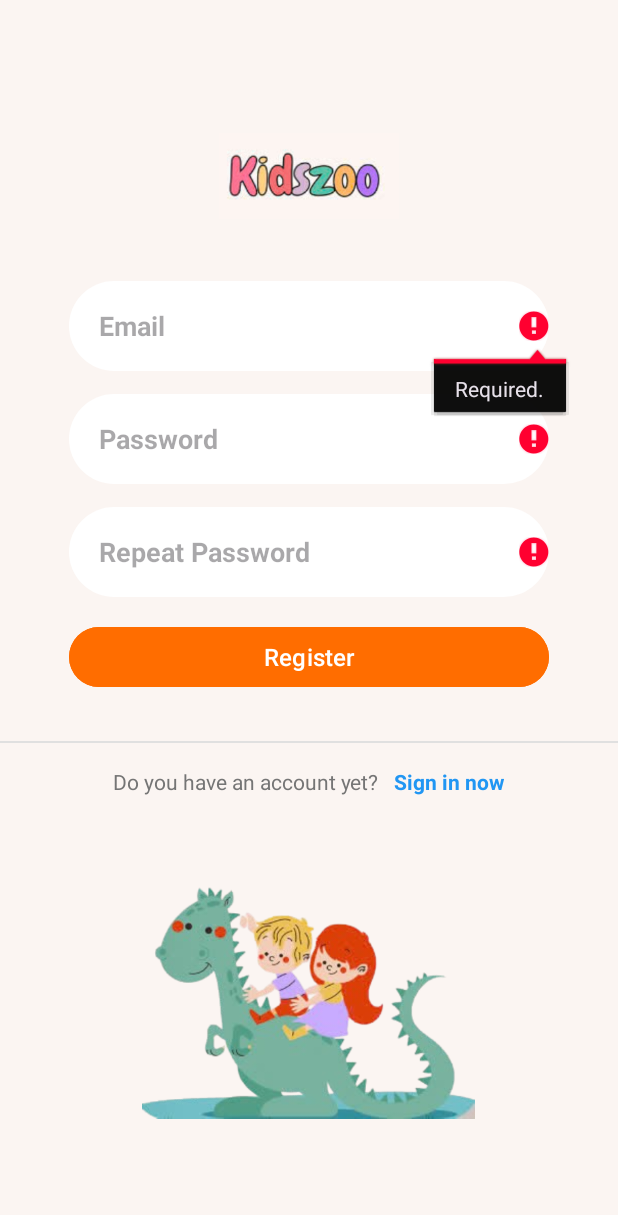
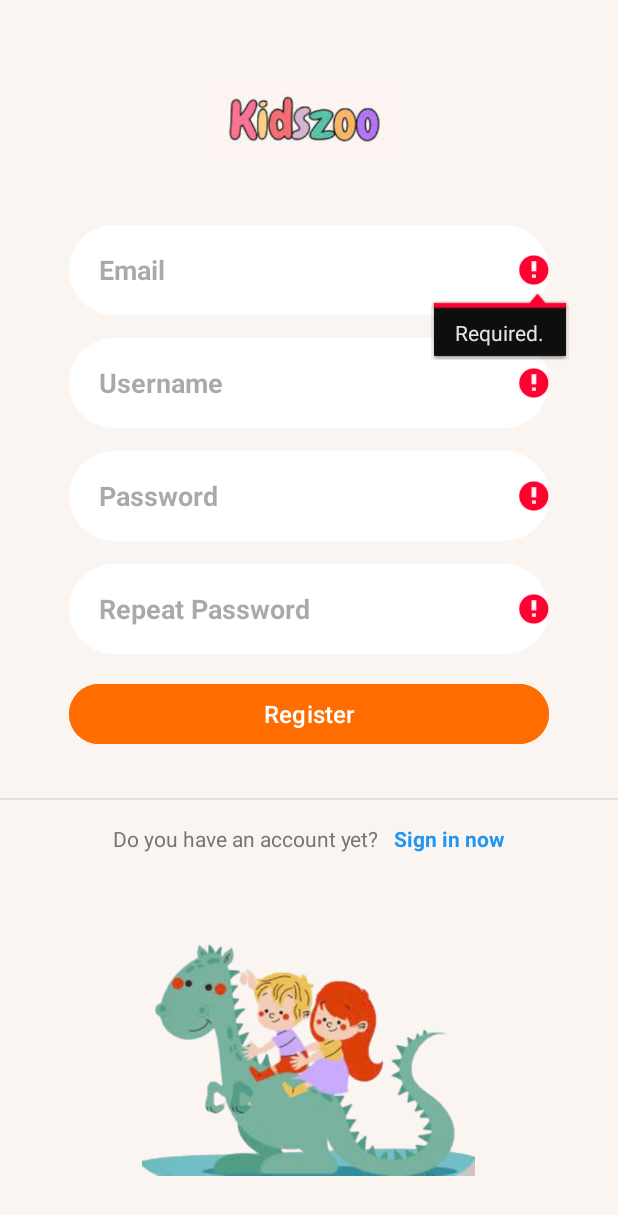
Before and after one commit to tienanhdev1401/KidApp, an Android app: the RegisterActivity screen opened directly, with no data from a screen before it, after a tap on "Register", on a phone screen of 412 x 824 dp. Shown: the top 1215 px of the screen. Run offline under Robolectric (Android 15) with nearby library versions, the light colour scheme and no system bars; our stand-ins replace Firebase (no records; nobody signed in at launch, a user with empty details on screens opened directly).

Commit message:
fix register

```diff
--- a/app/src/main/java/com/example/kidapp/Activity/RegisterActivity.java
+++ b/app/src/main/java/com/example/kidapp/Activity/RegisterActivity.java
@@ -28,7 +28,7 @@ public class RegisterActivity extends AppCompatActivity {
 
     private FirebaseAuth mAuth;
     private FirebaseFirestore db;
-    private EditText usernameInput, passwordInput, repeatPasswordInput;
+    private EditText usernameInput, displayNameInput, passwordInput, repeatPasswordInput;
     private Button registerButton;
     private TextView signInLink;
 
@@ -51,6 +51,7 @@ public class RegisterActivity extends AppCompatActivity {
 
         // Initialize UI elements
         usernameInput = findViewById(R.id.usernameInput);
+        displayNameInput = findViewById(R.id.displayNameInput);  // Added username field
         passwordInput = findViewById(R.id.passwordInput);
         repeatPasswordInput = findViewById(R.id.repeatPasswordInput);
         registerButton = findViewById(R.id.btnLogin); // Using the same ID from your layout
@@ -60,13 +61,14 @@ public class RegisterActivity extends AppCompatActivity {
         registerButton.setOnClickListener(new View.OnClickListener() {
             @Override
             public void onClick(View v) {
-                String username = usernameInput.getText().toString().trim();
+                String email = usernameInput.getText().toString().trim();
+                String username = displayNameInput.getText().toString().trim();  // Get the username
                 String password = passwordInput.getText().toString().trim();
                 String repeatPassword = repeatPasswordInput.getText().toString().trim();
 
-                if (validateForm(username, password, repeatPassword)) {
-                    // Assuming username is email for Firebase Auth
-                    registerUser(username, password);
+                if (validateForm(email, username, password, repeatPassword)) {
+                    // Register with email and password for Firebase Auth
+                    registerUser(email, username, password);
                 }
             }
         });
@@ -83,14 +85,21 @@ public class RegisterActivity extends AppCompatActivity {
         });
     }
 
-    private boolean validateForm(String username, String password, String repeatPassword) {
+    private boolean validateForm(String email, String username, String password, String repeatPassword) {
         boolean valid = true;
 
-        if (TextUtils.isEmpty(username)) {
+        if (TextUtils.isEmpty(email)) {
             usernameInput.setError("Required.");
             valid = false;
         } else {
             usernameInput.setError(null);
+        }
+
+        if (TextUtils.isEmpty(username)) {
+            displayNameInput.setError("Username is required.");
+            valid = false;
+        } else {
+            displayNameInput.setError(null);
         }
 
         if (TextUtils.isEmpty(password)) {
@@ -113,7 +122,7 @@ public class RegisterActivity extends AppCompatActivity {
         return valid;
     }
 
-    private void registerUser(String email, String password) {
+    private void registerUser(String email, String username, String password) {
         // Show progress indicator if needed
 
         mAuth.createUserWithEmailAndPassword(email, password)
@@ -123,8 +132,8 @@ public class RegisterActivity extends AppCompatActivity {
                         Log.d("RegisterActivity", "createUserWithEmail:success");
                         FirebaseUser user = mAuth.getCurrentUser();
 
-                        // Save additional user info to Firestore
-                        saveUserToFirestore(user, email);
+                        // Save additional user info to Firestore including username
+                        saveUserToFirestore(user, email, username);
 
                         // Navigate to Login screen
                         Toast.makeText(RegisterActivity.this, "Registration Successful",
@@ -142,11 +151,12 @@ public class RegisterActivity extends AppCompatActivity {
                 });
     }
 
-    private void saveUserToFirestore(FirebaseUser user, String email) {
+    private void saveUserToFirestore(FirebaseUser user, String email, String username) {
         if (user != null) {
-            // Create user data map
+            // Create user data map with additional username field
             Map<String, Object> userData = new HashMap<>();
             userData.put("email", email);
+            userData.put("username", username);  // Store the username
             userData.put("createdAt", System.currentTimeMillis());
 
             // Add a new document with the user's UID
--- a/app/src/main/res/layout/activity_register.xml
+++ b/app/src/main/res/layout/activity_register.xml
@@ -28,6 +28,21 @@
         android:textStyle="bold"
         android:paddingLeft="20dp"
         android:inputType="textEmailAddress"
+        android:gravity="center_vertical"/>
+
+    <!-- Added new Username field -->
+    <EditText
+        android:id="@+id/displayNameInput"
+        android:layout_marginTop="15dp"
+        android:layout_width="320dp"
+        android:layout_height="60dp"
+        android:background="@drawable/rounded_textview"
+        android:hint="Username"
+        android:textSize="18sp"
+        android:textColor="#888888"
+        android:textStyle="bold"
+        android:paddingLeft="20dp"
+        android:inputType="text"
         android:gravity="center_vertical"/>
 
     <EditText
```
